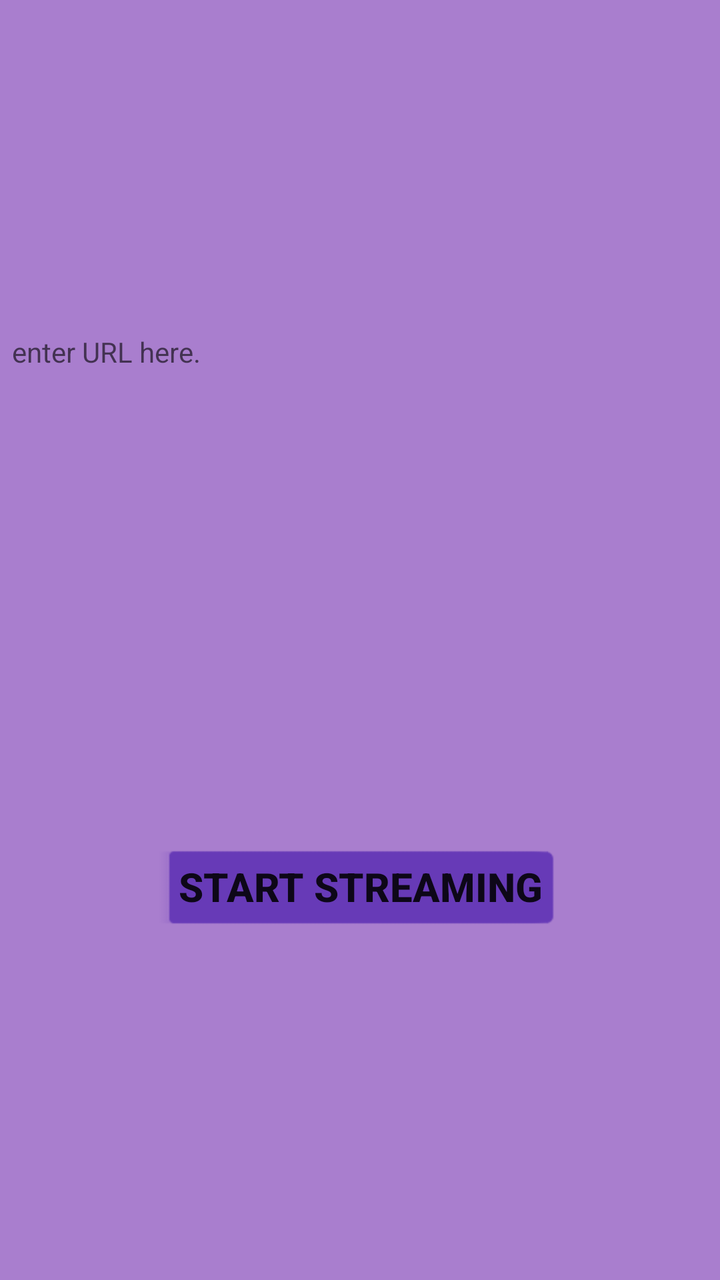
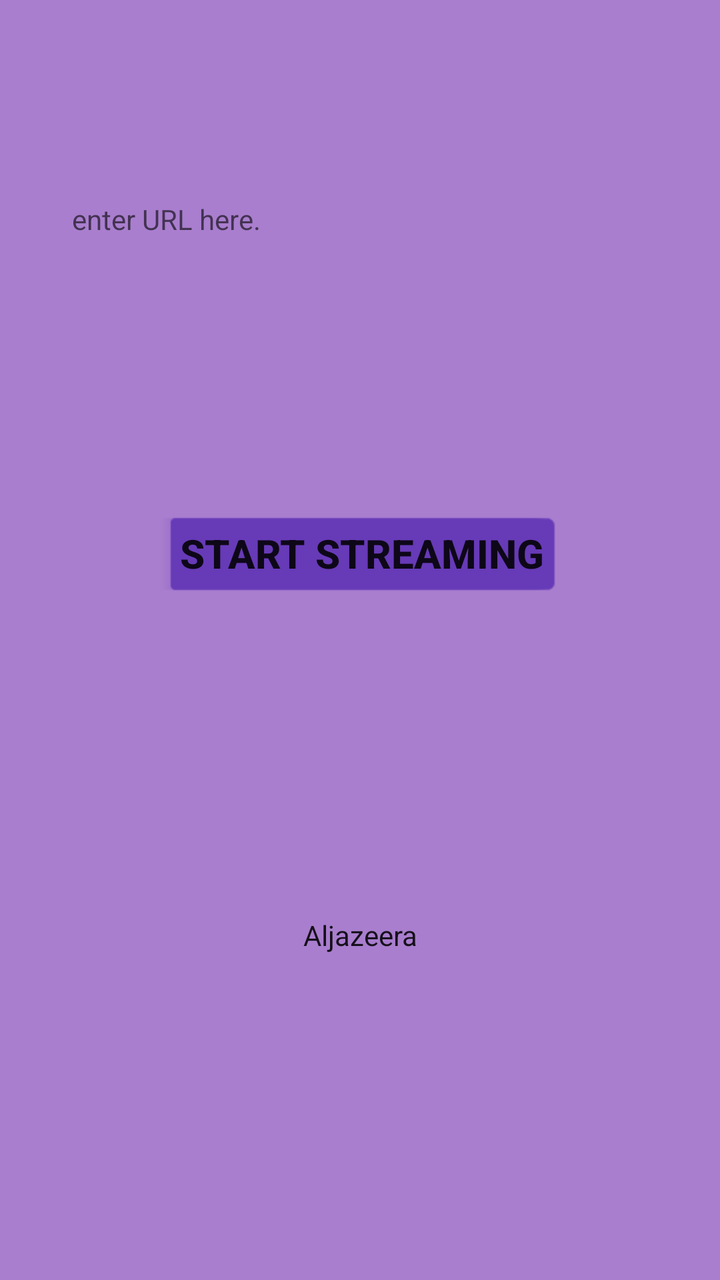

The first picture is an Android layout as it rendered before a commit; the second is the same layout after the commit. The layout source and the unified diff follow.
<!-- AndroidManifest.xml: activity theme Theme.MalikVideoPlayer -->
<!-- res/layout/activity_main.xml -->
<?xml version="1.0" encoding="utf-8"?>
<androidx.constraintlayout.widget.ConstraintLayout xmlns:android="http://schemas.android.com/apk/res/android"
    xmlns:app="http://schemas.android.com/apk/res-auto"
    xmlns:tools="http://schemas.android.com/tools"
    android:layout_width="match_parent"
    android:layout_height="match_parent"
    android:background="#CC9560C3"
    android:orientation="vertical">

    <EditText
        android:id="@+id/editTextSource"
        android:layout_width="348dp"
        android:layout_height="85dp"
        android:layout_marginStart="32dp"
        android:layout_marginEnd="32dp"
        android:hint="enter URL here."
        android:inputType="text"
        app:layout_constraintBottom_toTopOf="@+id/btn_start"
        app:layout_constraintEnd_toEndOf="parent"
        app:layout_constraintHorizontal_bias="0.5"
        app:layout_constraintStart_toStartOf="parent"
        app:layout_constraintTop_toTopOf="parent"
        app:layout_constraintVertical_bias="0.5"
        tools:ignore="MissingConstraints" />

    <Button
        android:id="@+id/btn_start"
        style="@android:style/Widget.Material.Button.Inset"
        android:layout_width="200dp"
        android:layout_height="wrap_content"
        android:layout_margin="4dp"
        android:layout_marginStart="32dp"
        android:layout_marginEnd="32dp"
        android:backgroundTint="#673AB7"
        android:text="Start Streaming"
        android:textSize="20sp"
        android:textStyle="bold"
        app:layout_constraintBottom_toBottomOf="parent"
        app:layout_constraintEnd_toEndOf="parent"
        app:layout_constraintHorizontal_bias="0.496"
        app:layout_constraintStart_toStartOf="parent"
        app:layout_constraintTop_toBottomOf="@+id/editTextSource"
        app:layout_constraintVertical_bias="0.5"
        tools:ignore="MissingConstraints" />

</androidx.constraintlayout.widget.ConstraintLayout>
<!-- resources referenced by this layout -->
<resources>
  <style name="Theme.MalikVideoPlayer" parent="android:Theme.Material.Light.NoActionBar" />
</resources>

<!-- the commit's change to res/layout/activity_main.xml (unified diff, before → after) -->
@@ -9,18 +9,33 @@
 
     <EditText
         android:id="@+id/editTextSource"
-        android:layout_width="348dp"
-        android:layout_height="85dp"
+        android:layout_width="288dp"
+        android:layout_height="82dp"
         android:layout_marginStart="32dp"
+        android:layout_marginTop="100dp"
         android:layout_marginEnd="32dp"
+        android:layout_marginBottom="32dp"
         android:hint="enter URL here."
         android:inputType="text"
         app:layout_constraintBottom_toTopOf="@+id/btn_start"
         app:layout_constraintEnd_toEndOf="parent"
-        app:layout_constraintHorizontal_bias="0.5"
+        app:layout_constraintHorizontal_bias="0.491"
         app:layout_constraintStart_toStartOf="parent"
         app:layout_constraintTop_toTopOf="parent"
         app:layout_constraintVertical_bias="0.5"
+        tools:ignore="MissingConstraints" />
+
+    <Button
+        android:id="@+id/buttonAljazeera"
+        android:layout_width="wrap_content"
+        android:layout_height="wrap_content"
+        android:layout_marginBottom="8dp"
+        android:text="Aljazeera"
+        app:layout_constraintBottom_toBottomOf="parent"
+        app:layout_constraintEnd_toEndOf="parent"
+        app:layout_constraintHorizontal_bias="0.5"
+        app:layout_constraintStart_toStartOf="parent"
+        app:layout_constraintTop_toBottomOf="@+id/btn_start"
         tools:ignore="MissingConstraints" />
 
     <Button
@@ -28,19 +43,15 @@
         style="@android:style/Widget.Material.Button.Inset"
         android:layout_width="200dp"
         android:layout_height="wrap_content"
-        android:layout_margin="4dp"
-        android:layout_marginStart="32dp"
-        android:layout_marginEnd="32dp"
+        android:layout_marginTop="73dp"
         android:backgroundTint="#673AB7"
         android:text="Start Streaming"
         android:textSize="20sp"
         android:textStyle="bold"
-        app:layout_constraintBottom_toBottomOf="parent"
         app:layout_constraintEnd_toEndOf="parent"
-        app:layout_constraintHorizontal_bias="0.496"
+        app:layout_constraintHorizontal_bias="0.5"
         app:layout_constraintStart_toStartOf="parent"
         app:layout_constraintTop_toBottomOf="@+id/editTextSource"
-        app:layout_constraintVertical_bias="0.5"
         tools:ignore="MissingConstraints" />
 
 </androidx.constraintlayout.widget.ConstraintLayout>
